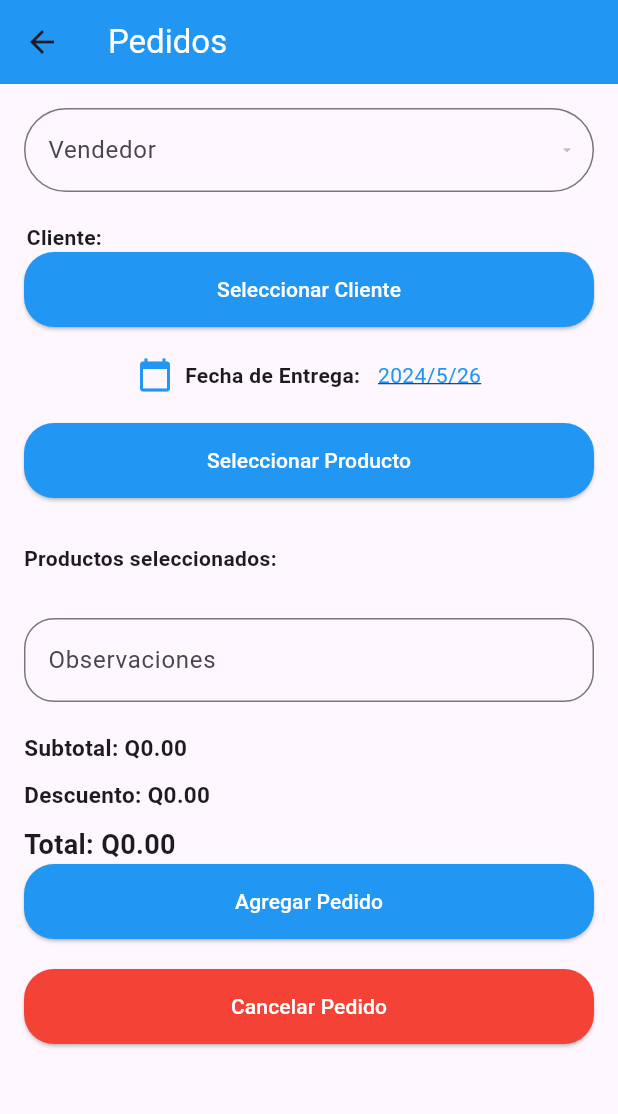
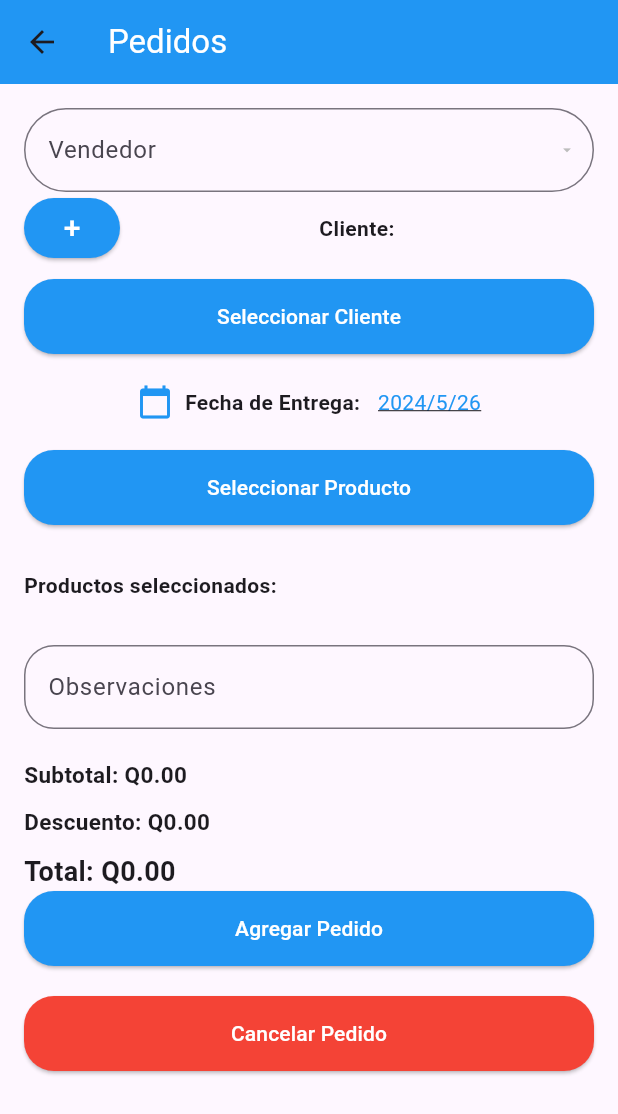
Before and after one commit to Victor-8a/SYNC-PRO-MOBILE, a Flutter app: the NuevoPedido screen opened directly, after a tap on "Realizar Nuevo Pedido", on a phone screen of 412 x 824 dp. Shown: the top 1114 px of the screen. Run offline on Flutter 3.47's test engine with Material 3 defaults, Android fonts, the light colour scheme and no system bars; our stand-ins replace curved_navigation_bar, fluttertoast, shared_preferences; accounts and stored records are empty; network calls fail.

Commit message:
ultimo cambio

```diff
--- a/lib/nuevo_pedido.dart
+++ b/lib/nuevo_pedido.dart
@@ -18,7 +18,7 @@ widthFactor: double.infinity,
             elevation: 5,
           ),
           onPressed: () {
-            Navigator.push(context, MaterialPageRoute(builder: (context) => PaginaPedidos())
+            Navigator.push(context, MaterialPageRoute(builder: (context) => PaginaPedidos(cliente: null,))
             );
           },
           child: Row(
--- a/lib/pagina_pedidos.dart
+++ b/lib/pagina_pedidos.dart
@@ -9,6 +9,7 @@ import 'package:shared_preferences/shared_preferences.dart';
 import 'package:fluttertoast/fluttertoast.dart';
 import 'Models/Producto.dart';
 import 'Models/Vendedor.dart';
+import 'crear_cliente.dart';
 import 'services/local_storage.dart';
 
 void saveSalesperson(Vendedor salesperson) async {
@@ -234,7 +235,7 @@ class _SeleccionarProductoState extends State<SeleccionarProducto> {
 }
 
 class PaginaPedidos extends StatefulWidget {
-  const PaginaPedidos({Key? key}) : super(key: key);
+  const PaginaPedidos({Key? key, required cliente}) : super(key: key);
 
   @override
   _PaginaPedidosState createState() => _PaginaPedidosState();
@@ -474,11 +475,41 @@ class _PaginaPedidosState extends State<PaginaPedidos> {
 
                       // Elevación de la lista desplegable
                     ),
-                    SizedBox(height: 20.0),
-                    Text(
-                      'Cliente: ' + _selectedClient.nombre,
-                      style: TextStyle(fontWeight: FontWeight.bold),
-                      textAlign: TextAlign.center,
+                    Column(
+                      children: [
+                        Row(
+                          children: [
+                            ElevatedButton(
+                              onPressed: () {
+                                Navigator.push(
+                                  context,
+                                  MaterialPageRoute(
+                                    builder: (context) => CrearCliente(),
+                                  ),
+                                );
+                              },
+                              style: ElevatedButton.styleFrom(
+                                backgroundColor: Colors
+                                    .blue, // Cambia el color de fondo a azul
+                              ),
+                              child: Text('+',
+                                  style: TextStyle(
+                                    fontSize: 20.0,
+                                    color: Colors.white,
+                                  )),
+                            ),
+                            Expanded(
+                              child: Text(
+                                'Cliente: ' + _selectedClient.nombre,
+                                style: TextStyle(fontWeight: FontWeight.bold),
+                                textAlign: TextAlign.center,
+                              ),
+                            ),
+                          ],
+                        ),
+                        SizedBox(height: 10.0),
+                        // Otros widgets que necesites
+                      ],
                     ),
                     ElevatedButton(
                       onPressed: () {
```
Also changed, not shown: lib/crear_cliente.dart (+25 -12 lines).
